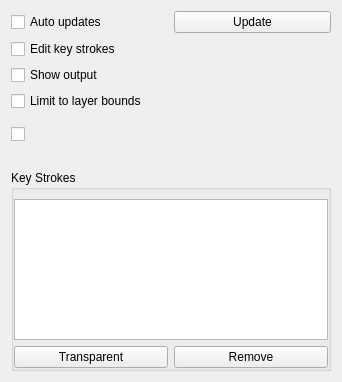
Above: plugins/tools/tool_lazybrush/kis_tool_lazy_brush_options_widget.ui from KDE/krita before the change. Below: the same form after it.
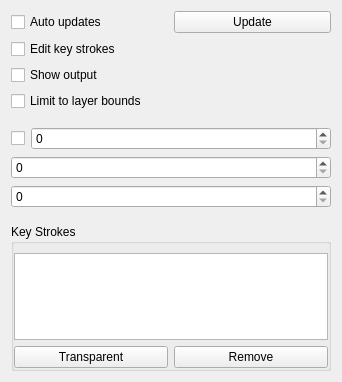
That is the form after the change. Custom widgets are drawn as their Qt base class.

Commit message:
ui: Fix Designer not rendering KisSliderSpinBox as QSpinBox
Part-of: <https://invent.kde.org/graphics/krita/-/merge_requests/1742>

```diff
--- a/plugins/tools/tool_lazybrush/kis_tool_lazy_brush_options_widget.ui
+++ b/plugins/tools/tool_lazybrush/kis_tool_lazy_brush_options_widget.ui
@@ -175,7 +175,7 @@
   </customwidget>
   <customwidget>
    <class>KisSliderSpinBox</class>
-   <extends>QWidget</extends>
+   <extends>QSpinBox</extends>
    <header location="global">kis_slider_spin_box.h</header>
    <container>1</container>
   </customwidget>
```
The commit also changes 45 other files.
